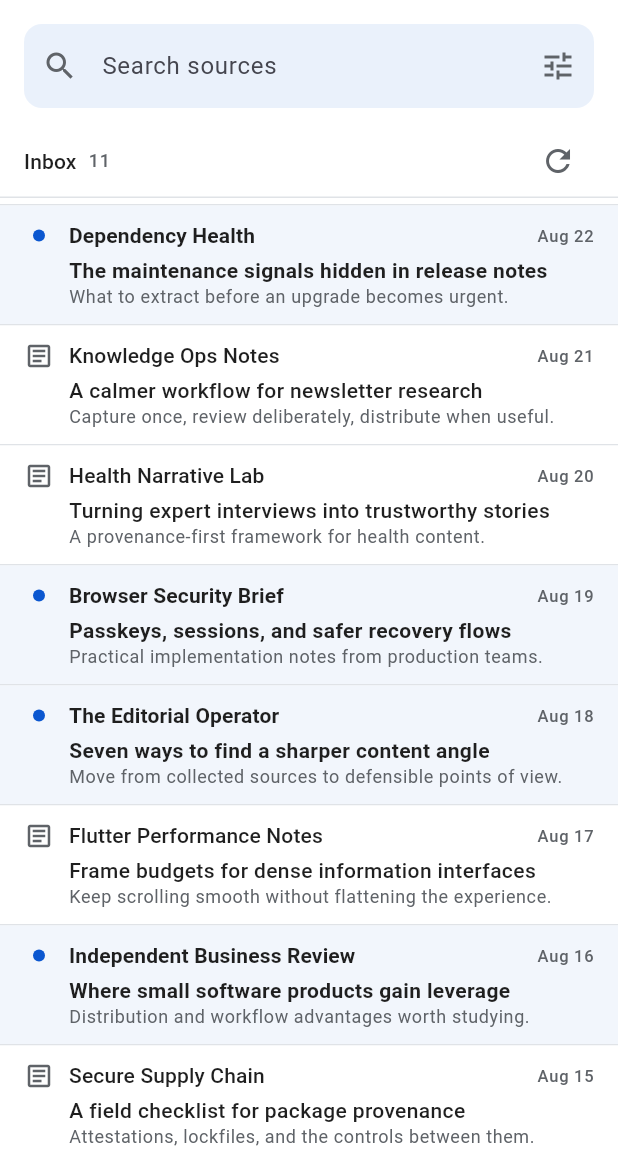
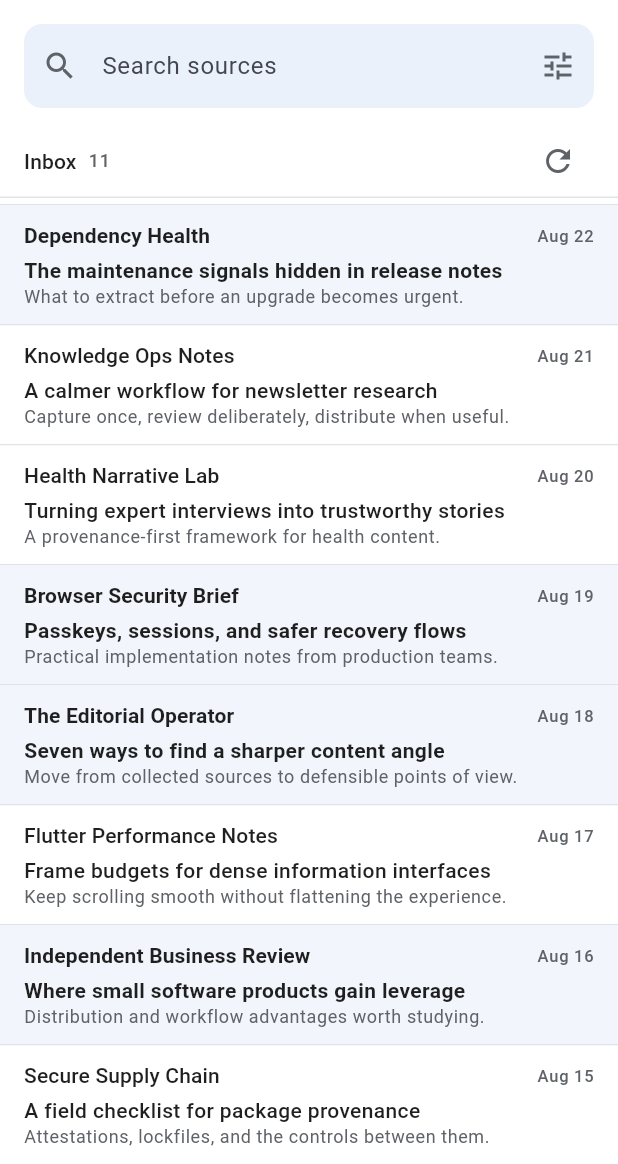
Before and after one commit to commandglows/email-sidebar-app, a Flutter app: the screen it shows after launch, scrolled down 235 dp, on a phone screen of 412 x 824 dp, the part 72-1236 px from its top. Run offline on Flutter 3.47's test engine with Material 3 defaults, Android fonts, the phone set to English and light mode, and no system bars; Roboto replaces fonts that are missing (Arial).

Commit message:
fix: remove redundant unread indicator

```diff
--- a/packages/source_sidebar_flutter/lib/src/source_sidebar.dart
+++ b/packages/source_sidebar_flutter/lib/src/source_sidebar.dart
@@ -1497,8 +1497,6 @@ class _DenseSourceRow extends StatelessWidget {
     return Row(
       crossAxisAlignment: CrossAxisAlignment.start,
       children: [
-        _UnreadIndicator(item: item, style: style, colors: colors),
-        SizedBox(width: style.rowLeadingGap),
         Expanded(
           child: Column(
             crossAxisAlignment: CrossAxisAlignment.start,
@@ -1552,8 +1550,6 @@ class _DenseSourceRow extends StatelessWidget {
   Widget _wideContent(BuildContext context, FontWeight titleWeight) {
     return Row(
       children: [
-        _UnreadIndicator(item: item, style: style, colors: colors),
-        SizedBox(width: style.gapMedium),
         SizedBox(
           width: style.publisherColumnWidth,
           child: Text(
@@ -1615,41 +1611,6 @@ class _DenseSourceRow extends StatelessWidget {
           ),
         ),
       ],
-    );
-  }
-}
-
-class _UnreadIndicator extends StatelessWidget {
-  const _UnreadIndicator({
-    required this.item,
-    required this.style,
-    required this.colors,
-  });
-
-  final SourceSidebarItem item;
-  final SourceSidebarStyle style;
-  final SourceSidebarColors colors;
-
-  @override
-  Widget build(BuildContext context) {
-    return SizedBox.square(
-      dimension: style.actionIconSize,
-      child: Center(
-        child: item.seen
-            ? Icon(
-                Icons.article_outlined,
-                size: style.actionIconSize,
-                color: colors.mutedForeground,
-              )
-            : Container(
-                width: style.unreadIndicatorSize,
-                height: style.unreadIndicatorSize,
-                decoration: BoxDecoration(
-                  color: colors.focus,
-                  shape: BoxShape.circle,
-                ),
-              ),
-      ),
     );
   }
 }
```
